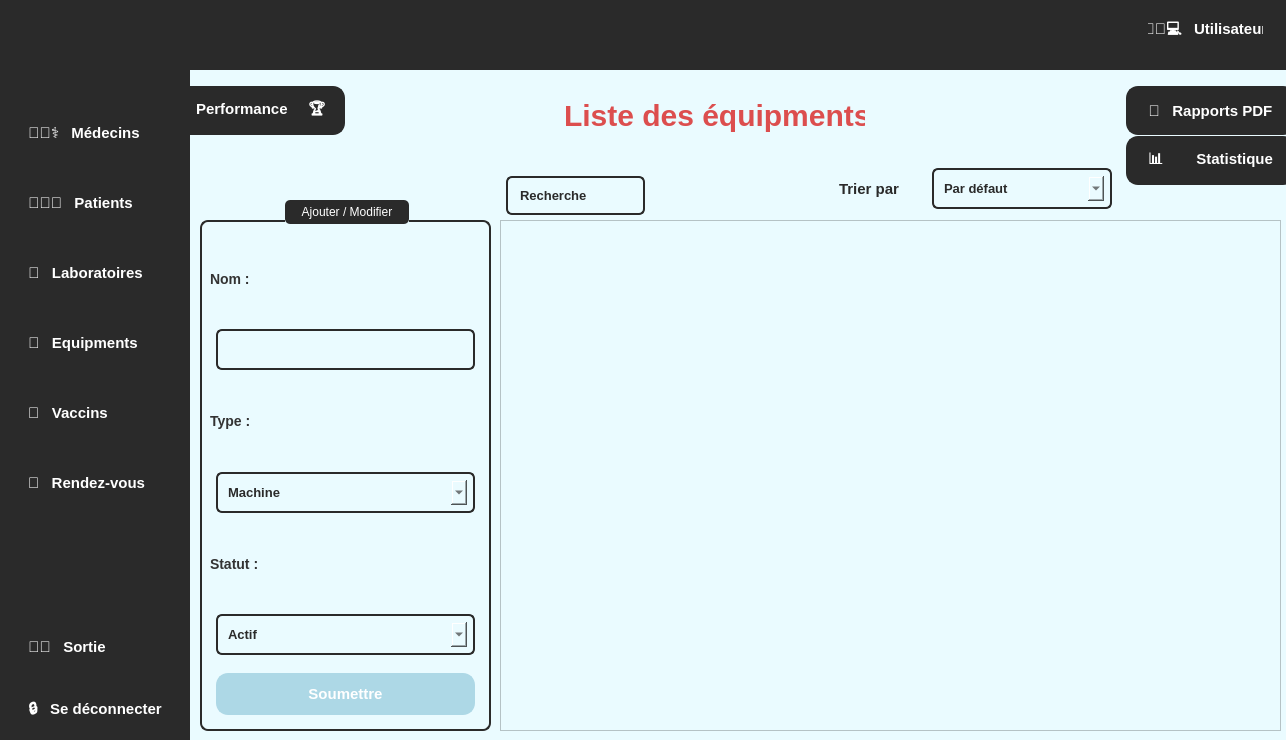
Qt form mainwindow.ui (Projetcpp-2A19/projetcpp-2a19-smart-vaccination-center) before a commit.
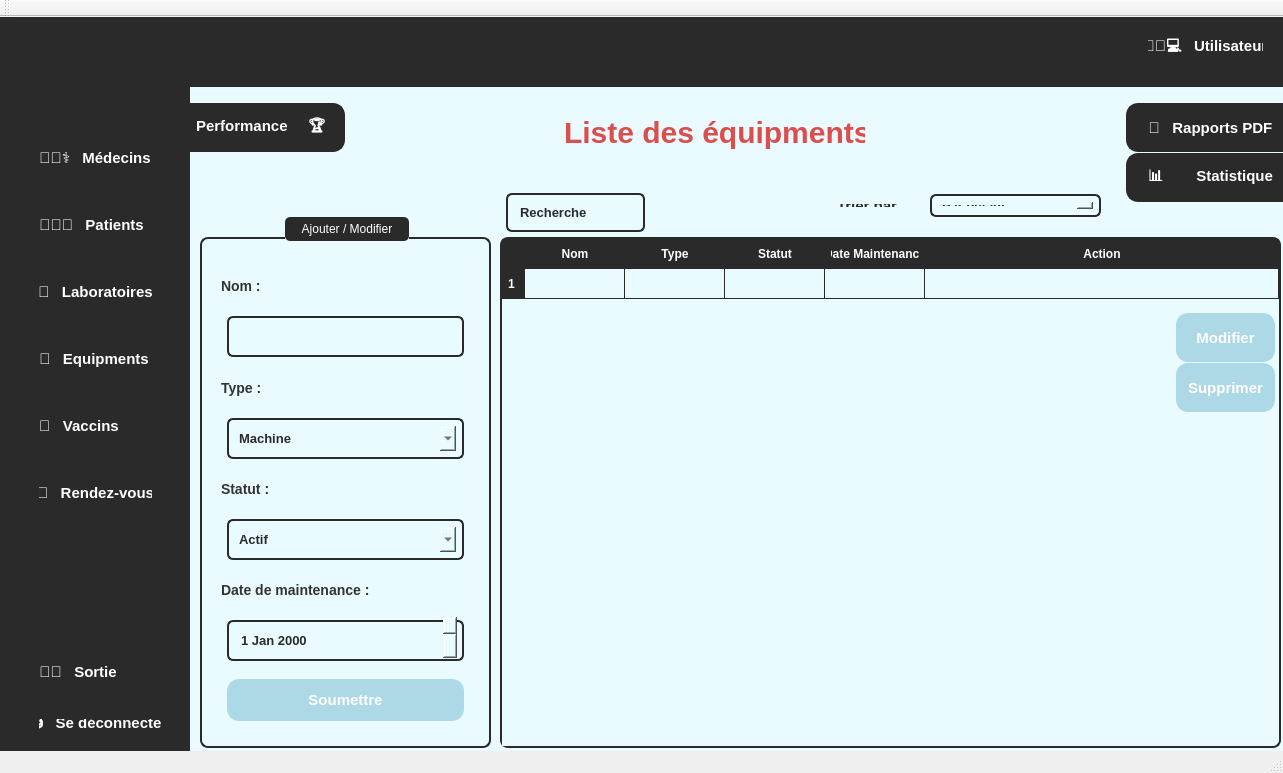
The same form after that commit. The open tabs and pages were chosen to show the change. Icons and pictures are not drawn.

Diff of the .ui file:
```diff
--- a/mainwindow.ui
+++ b/mainwindow.ui
@@ -2,29 +2,14 @@
 <ui version="4.0">
  <class>MainWindow</class>
  <widget class="QMainWindow" name="MainWindow">
-  <property name="enabled">
-   <bool>true</bool>
-  </property>
   <property name="geometry">
    <rect>
     <x>0</x>
     <y>0</y>
-    <width>1286</width>
-    <height>740</height>
+    <width>1283</width>
+    <height>773</height>
    </rect>
   </property>
-  <property name="minimumSize">
-   <size>
-    <width>0</width>
-    <height>0</height>
-   </size>
-  </property>
-  <property name="maximumSize">
-   <size>
-    <width>16777215</width>
-    <height>16777215</height>
-   </size>
-  </property>
   <property name="windowTitle">
    <string>MainWindow</string>
   </property>
@@ -35,7 +20,7 @@
       <x>0</x>
       <y>0</y>
       <width>191</width>
-      <height>741</height>
+      <height>761</height>
      </rect>
     </property>
     <property name="styleSheet">
@@ -489,7 +474,7 @@
       <bool>true</bool>
      </property>
     </widget>
-    <widget class="QWidget" name="layoutWidget">
+    <widget class="QWidget" name="layoutWidget_2">
      <property name="geometry">
       <rect>
        <x>10</x>
@@ -595,132 +580,11 @@
       </item>
      </layout>
     </widget>
-   </widget>
-   <widget class="QWidget" name="widget_4" native="true">
-    <property name="geometry">
-     <rect>
-      <x>180</x>
-      <y>0</y>
-      <width>1121</width>
-      <height>71</height>
-     </rect>
-    </property>
-    <property name="styleSheet">
-     <string notr="true">QWidget {
-    background-color: #2a2a2a;
-    border-right: 2px solid #3a3a3a;
-    border-radius: 10px;
-}
-
-QPushButton {
-    background-color: #3a3a3a;
-    color: #ffffff;
-    border: none;
-    padding: 10px;
-    margin: 5px;
-    border-radius: 10px;
-}
-
-QPushButton:hover {
-    background-color: #4a4a4a;
-}
-
-QPushButton:pressed {
-    background-color: #666666;
-}
-
-QListWidget {
-    background-color: #2a2a2a;
-    color: #ffffff;
-    border: none;
-    border-radius: 10px;
-}
-
-QListWidget::item {
-    padding: 8px;
-    border-radius: 10px;
-}
-
-QListWidget::item:selected {
-    background-color: #4a4a4a;
-}
-
-QScrollBar:vertical {
-    border: none;
-    background: #2a2a2a;
-    width: 8px;
-    margin: 0px 0px 0px 0px;
-    border-radius: 10px;
-}
-
-QScrollBar::handle:vertical {
-    background: #555555;
-    border-radius: 10px;
-}
-
-QScrollBar::handle:vertical:hover {
-    background: #777777;
-}
-
-QScrollBar::add-line:vertical, QScrollBar::sub-line:vertical {
-    border: none;
-    background: none;
-}
-</string>
-    </property>
-    <widget class="QPushButton" name="btnuser">
-     <property name="geometry">
-      <rect>
-       <x>950</x>
-       <y>0</y>
-       <width>151</width>
-       <height>61</height>
-      </rect>
-     </property>
-     <property name="styleSheet">
-      <string notr="true">QPushButton {
-    background-color: #2a2a2a;
-    color: #ffffff;
-    border: 2px solid #2a2a2a;
-    padding: 10px;
-    margin: 6px;
-    border-radius: 12px;
-    font-size: 15px;
-    font-weight: bold;
-    transition: all 0.3s ease-in-out;
-}
-
-QPushButton:hover {
-    background-color: #606060;
-    border-color: #777777;
-}
-
-QPushButton:pressed {
-    background-color: #787878;
-    border-color: #909090;
-}
-
-QPushButton:disabled {
-    background-color: #353535;
-    color: #ffffff;
-    border-color: #444444;
-}
-</string>
-     </property>
-     <property name="text">
-      <string>👨🏻‍💻   Utilisateur</string>
-     </property>
-     <property name="icon">
-      <iconset>
-       <normaloff>:/new/prefix1/icons/microscope_4131002.png</normaloff>:/new/prefix1/icons/microscope_4131002.png</iconset>
-     </property>
-     <property name="checkable">
-      <bool>true</bool>
-     </property>
-     <property name="autoExclusive">
-      <bool>true</bool>
-     </property>
-    </widget>
+    <zorder>pushButton_14</zorder>
+    <zorder>layoutWidget</zorder>
+    <zorder>label_2</zorder>
+    <zorder>layoutWidget_2</zorder>
+    <zorder>label_8</zorder>
    </widget>
    <widget class="QStackedWidget" name="sqs">
     <property name="geometry">
@@ -728,7 +592,7 @@
       <x>190</x>
       <y>70</y>
       <width>1101</width>
-      <height>671</height>
+      <height>691</height>
      </rect>
     </property>
     <property name="styleSheet">
@@ -1069,7 +933,7 @@
         <property name="title">
          <string>Ajouter / Modifier</string>
         </property>
-        <widget class="QWidget" name="layoutWidget_2">
+        <widget class="QWidget" name="layoutWidget_3">
          <property name="geometry">
           <rect>
            <x>10</x>
@@ -5678,7 +5542,7 @@
            <bool>true</bool>
           </property>
          </widget>
-         <widget class="QWidget" name="layoutWidget_11">
+         <widget class="QWidget" name="layoutWidget_12">
           <property name="geometry">
            <rect>
             <x>537</x>
@@ -6191,7 +6055,7 @@
         <property name="title">
          <string>Ajouter / Modifier</string>
         </property>
-        <widget class="QWidget" name="layoutWidget_12">
+        <widget class="QWidget" name="layoutWidget_13">
          <property name="geometry">
           <rect>
            <x>10</x>
@@ -6324,11 +6188,40 @@
            </widget>
           </item>
           <item>
-           <layout class="QHBoxLayout" name="horizontalLayout_4">
-            <item>
-             <widget class="QPushButton" name="btnequipementAjouter">
-              <property name="styleSheet">
-               <string notr="true">QPushButton {
+           <widget class="QLabel" name="label_124">
+            <property name="styleSheet">
+             <string notr="true">font-size: 14px;
+        font-weight: bold;
+        color: #333; /* Dark gray text */
+        background: transparent;</string>
+            </property>
+            <property name="text">
+             <string>Date de maintenance :</string>
+            </property>
+           </widget>
+          </item>
+          <item>
+           <widget class="QDateEdit" name="dateEdit_8">
+            <property name="styleSheet">
+             <string notr="true">border: 2px solid #2a2a2a ; /* Blue border */
+        border-radius: 6px;
+        padding: 5px 8px;
+         color: #2a2a2a;
+    padding: 10px;
+    margin: 6px;
+    font-size: 13px;
+    font-weight: bold;
+        selection-background-color: #cce5ff; /* Light blue selection */
+
+
+</string>
+            </property>
+           </widget>
+          </item>
+          <item>
+           <widget class="QPushButton" name="pushButton_121">
+            <property name="styleSheet">
+             <string notr="true">QPushButton {
     background-color: rgb(173, 216, 230);
     color: #ffffff;
     border: 2px solid rgb(173, 216, 230);
@@ -6356,18 +6249,16 @@
     border-color: #444444;
 }
 </string>
-              </property>
-              <property name="text">
-               <string>Soumettre</string>
-              </property>
-             </widget>
-            </item>
-           </layout>
+            </property>
+            <property name="text">
+             <string>Soumettre</string>
+            </property>
+           </widget>
           </item>
          </layout>
         </widget>
        </widget>
-       <widget class="QTableView" name="tableauEquipements">
+       <widget class="QTableWidget" name="tableau4">
         <property name="geometry">
          <rect>
           <x>310</x>
@@ -6437,9 +6328,35 @@
         <property name="sizeAdjustPolicy">
          <enum>QAbstractScrollArea::SizeAdjustPolicy::AdjustToContents</enum>
         </property>
-        <attribute name="verticalHeaderCascadingSectionResizes">
+        <attribute name="horizontalHeaderStretchLastSection">
          <bool>true</bool>
         </attribute>
+        <row/>
+        <column>
+         <property name="text">
+          <string>Nom</string>
+         </property>
+        </column>
+        <column>
+         <property name="text">
+          <string>Type</string>
+         </property>
+        </column>
+        <column>
+         <property name="text">
+          <string>Statut</string>
+         </property>
+        </column>
+        <column>
+         <property name="text">
+          <string>Date Maintenance</string>
+         </property>
+        </column>
+        <column>
+         <property name="text">
+          <string>Action</string>
+         </property>
+        </column>
        </widget>
        <widget class="QLineEdit" name="lineEdit_54">
         <property name="geometry">
@@ -6468,6 +6385,92 @@
          <string>Recherche</string>
         </property>
        </widget>
+       <widget class="QPushButton" name="pushButton_139">
+        <property name="geometry">
+         <rect>
+          <x>980</x>
+          <y>220</y>
+          <width>111</width>
+          <height>61</height>
+         </rect>
+        </property>
+        <property name="styleSheet">
+         <string notr="true">QPushButton {
+    background-color: rgb(173, 216, 230);
+    color: #ffffff;
+    border: 2px solid rgb(173, 216, 230);
+    padding: 10px;
+    margin: 6px;
+    border-radius: 12px;
+    font-size: 15px;
+    font-weight: bold;
+    transition: all 0.3s ease-in-out;
+}
+
+QPushButton:hover {
+    background-color: #606060;
+    border-color: #777777;
+}
+
+QPushButton:pressed {
+    background-color: #787878;
+    border-color: #909090;
+}
+
+QPushButton:disabled {
+    background-color: #353535;
+    color: #ffffff;
+    border-color: #444444;
+}
+</string>
+        </property>
+        <property name="text">
+         <string>Modifier</string>
+        </property>
+       </widget>
+       <widget class="QPushButton" name="pushButton_140">
+        <property name="geometry">
+         <rect>
+          <x>980</x>
+          <y>270</y>
+          <width>111</width>
+          <height>61</height>
+         </rect>
+        </property>
+        <property name="styleSheet">
+         <string notr="true">QPushButton {
+    background-color: rgb(173, 216, 230);
+    color: #ffffff;
+    border: 2px solid rgb(173, 216, 230);
+    padding: 10px;
+    margin: 6px;
+    border-radius: 12px;
+    font-size: 15px;
+    font-weight: bold;
+    transition: all 0.3s ease-in-out;
+}
+
+QPushButton:hover {
+    background-color: #606060;
+    border-color: #777777;
+}
+
+QPushButton:pressed {
+    background-color: #787878;
+    border-color: #909090;
+}
+
+QPushButton:disabled {
+    background-color: #353535;
+    color: #ffffff;
+    border-color: #444444;
+}
+</string>
+        </property>
+        <property name="text">
+         <string>Supprimer</string>
+        </property>
+       </widget>
        <widget class="QPushButton" name="btnequiprmrnt4">
         <property name="geometry">
          <rect>
@@ -6627,7 +6630,7 @@
          <bool>true</bool>
         </property>
        </widget>
-       <widget class="QWidget" name="layoutWidget_13">
+       <widget class="QWidget" name="layoutWidget_14">
         <property name="geometry">
          <rect>
           <x>537</x>
@@ -17597,11 +17600,147 @@
      </widget>
     </widget>
    </widget>
+   <widget class="QWidget" name="widget_4" native="true">
+    <property name="geometry">
+     <rect>
+      <x>180</x>
+      <y>0</y>
+      <width>1121</width>
+      <height>71</height>
+     </rect>
+    </property>
+    <property name="styleSheet">
+     <string notr="true">QWidget {
+    background-color: #2a2a2a;
+    border-right: 2px solid #3a3a3a;
+    border-radius: 10px;
+}
+
+QPushButton {
+    background-color: #3a3a3a;
+    color: #ffffff;
+    border: none;
+    padding: 10px;
+    margin: 5px;
+    border-radius: 10px;
+}
+
+QPushButton:hover {
+    background-color: #4a4a4a;
+}
+
+QPushButton:pressed {
+    background-color: #666666;
+}
+
+QListWidget {
+    background-color: #2a2a2a;
+    color: #ffffff;
+    border: none;
+    border-radius: 10px;
+}
+
+QListWidget::item {
+    padding: 8px;
+    border-radius: 10px;
+}
+
+QListWidget::item:selected {
+    background-color: #4a4a4a;
+}
+
+QScrollBar:vertical {
+    border: none;
+    background: #2a2a2a;
+    width: 8px;
+    margin: 0px 0px 0px 0px;
+    border-radius: 10px;
+}
+
+QScrollBar::handle:vertical {
+    background: #555555;
+    border-radius: 10px;
+}
+
+QScrollBar::handle:vertical:hover {
+    background: #777777;
+}
+
+QScrollBar::add-line:vertical, QScrollBar::sub-line:vertical {
+    border: none;
+    background: none;
+}
+</string>
+    </property>
+    <widget class="QPushButton" name="btnuser">
+     <property name="geometry">
+      <rect>
+       <x>950</x>
+       <y>0</y>
+       <width>151</width>
+       <height>61</height>
+      </rect>
+     </property>
+     <property name="styleSheet">
+      <string notr="true">QPushButton {
+    background-color: #2a2a2a;
+    color: #ffffff;
+    border: 2px solid #2a2a2a;
+    padding: 10px;
+    margin: 6px;
+    border-radius: 12px;
+    font-size: 15px;
+    font-weight: bold;
+    transition: all 0.3s ease-in-out;
+}
+
+QPushButton:hover {
+    background-color: #606060;
+    border-color: #777777;
+}
+
+QPushButton:pressed {
+    background-color: #787878;
+    border-color: #909090;
+}
+
+QPushButton:disabled {
+    background-color: #353535;
+    color: #ffffff;
+    border-color: #444444;
+}
+</string>
+     </property>
+     <property name="text">
+      <string>👨🏻‍💻   Utilisateur</string>
+     </property>
+     <property name="icon">
+      <iconset>
+       <normaloff>:/new/prefix1/icons/microscope_4131002.png</normaloff>:/new/prefix1/icons/microscope_4131002.png</iconset>
+     </property>
+     <property name="checkable">
+      <bool>true</bool>
+     </property>
+     <property name="autoExclusive">
+      <bool>true</bool>
+     </property>
+    </widget>
+   </widget>
    <zorder>widget_4</zorder>
    <zorder>widget_2</zorder>
    <zorder>sqs</zorder>
   </widget>
+  <widget class="QToolBar" name="mainToolBar">
+   <attribute name="toolBarArea">
+    <enum>TopToolBarArea</enum>
+   </attribute>
+   <attribute name="toolBarBreak">
+    <bool>false</bool>
+   </attribute>
+  </widget>
+  <widget class="QStatusBar" name="statusBar"/>
  </widget>
+ <layoutdefault spacing="6" margin="11"/>
  <resources>
   <include location="resources.qrc"/>
  </resources>
```
Left out of the diff: 32 changed lines with no effect on the pictures.
